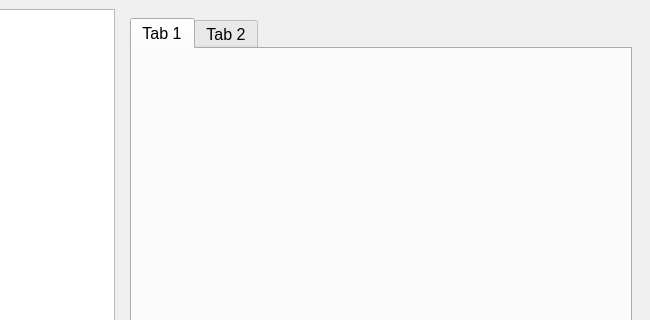
Before: the Qt Designer form arduinoform_corwin.ui in SARL-Engineering/shuttle_gui, drawn with Qt 5; both pictures show x 150 to 800 and y 0 to 320 of the 800 by 600 pixel window.
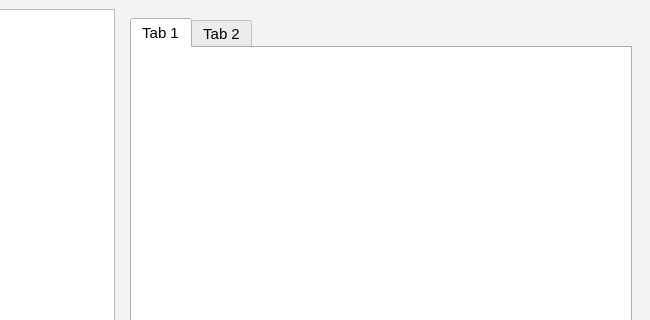
After: the same form once the commit is applied.

Commit message: about to change appearences

Patch:
```diff
--- a/arduinoform_corwin.ui
+++ b/arduinoform_corwin.ui
@@ -16,9 +16,424 @@
     <verstretch>0</verstretch>
    </sizepolicy>
   </property>
+  <property name="palette">
+   <palette>
+    <active>
+     <colorrole role="WindowText">
+      <brush brushstyle="SolidPattern">
+       <color alpha="255">
+        <red>0</red>
+        <green>0</green>
+        <blue>0</blue>
+       </color>
+      </brush>
+     </colorrole>
+     <colorrole role="Button">
+      <brush brushstyle="SolidPattern">
+       <color alpha="255">
+        <red>243</red>
+        <green>243</green>
+        <blue>243</blue>
+       </color>
+      </brush>
+     </colorrole>
+     <colorrole role="Light">
+      <brush brushstyle="SolidPattern">
+       <color alpha="255">
+        <red>255</red>
+        <green>255</green>
+        <blue>255</blue>
+       </color>
+      </brush>
+     </colorrole>
+     <colorrole role="Midlight">
+      <brush brushstyle="SolidPattern">
+       <color alpha="255">
+        <red>249</red>
+        <green>249</green>
+        <blue>249</blue>
+       </color>
+      </brush>
+     </colorrole>
+     <colorrole role="Dark">
+      <brush brushstyle="SolidPattern">
+       <color alpha="255">
+        <red>121</red>
+        <green>121</green>
+        <blue>121</blue>
+       </color>
+      </brush>
+     </colorrole>
+     <colorrole role="Mid">
+      <brush brushstyle="SolidPattern">
+       <color alpha="255">
+        <red>162</red>
+        <green>162</green>
+        <blue>162</blue>
+       </color>
+      </brush>
+     </colorrole>
+     <colorrole role="Text">
+      <brush brushstyle="SolidPattern">
+       <color alpha="255">
+        <red>0</red>
+        <green>0</green>
+        <blue>0</blue>
+       </color>
+      </brush>
+     </colorrole>
+     <colorrole role="BrightText">
+      <brush brushstyle="SolidPattern">
+       <color alpha="255">
+        <red>255</red>
+        <green>255</green>
+        <blue>255</blue>
+       </color>
+      </brush>
+     </colorrole>
+     <colorrole role="ButtonText">
+      <brush brushstyle="SolidPattern">
+       <color alpha="255">
+        <red>0</red>
+        <green>0</green>
+        <blue>0</blue>
+       </color>
+      </brush>
+     </colorrole>
+     <colorrole role="Base">
+      <brush brushstyle="SolidPattern">
+       <color alpha="255">
+        <red>255</red>
+        <green>255</green>
+        <blue>255</blue>
+       </color>
+      </brush>
+     </colorrole>
+     <colorrole role="Window">
+      <brush brushstyle="SolidPattern">
+       <color alpha="255">
+        <red>243</red>
+        <green>243</green>
+        <blue>243</blue>
+       </color>
+      </brush>
+     </colorrole>
+     <colorrole role="Shadow">
+      <brush brushstyle="SolidPattern">
+       <color alpha="255">
+        <red>0</red>
+        <green>0</green>
+        <blue>0</blue>
+       </color>
+      </brush>
+     </colorrole>
+     <colorrole role="AlternateBase">
+      <brush brushstyle="SolidPattern">
+       <color alpha="255">
+        <red>249</red>
+        <green>249</green>
+        <blue>249</blue>
+       </color>
+      </brush>
+     </colorrole>
+     <colorrole role="ToolTipBase">
+      <brush brushstyle="SolidPattern">
+       <color alpha="255">
+        <red>255</red>
+        <green>255</green>
+        <blue>220</blue>
+       </color>
+      </brush>
+     </colorrole>
+     <colorrole role="ToolTipText">
+      <brush brushstyle="SolidPattern">
+       <color alpha="255">
+        <red>0</red>
+        <green>0</green>
+        <blue>0</blue>
+       </color>
+      </brush>
+     </colorrole>
+    </active>
+    <inactive>
+     <colorrole role="WindowText">
+      <brush brushstyle="SolidPattern">
+       <color alpha="255">
+        <red>0</red>
+        <green>0</green>
+        <blue>0</blue>
+       </color>
+      </brush>
+     </colorrole>
+     <colorrole role="Button">
+      <brush brushstyle="SolidPattern">
+       <color alpha="255">
+        <red>243</red>
+        <green>243</green>
+        <blue>243</blue>
+       </color>
+      </brush>
+     </colorrole>
+     <colorrole role="Light">
+      <brush brushstyle="SolidPattern">
+       <color alpha="255">
+        <red>255</red>
+        <green>255</green>
+        <blue>255</blue>
+       </color>
+      </brush>
+     </colorrole>
+     <colorrole role="Midlight">
+      <brush brushstyle="SolidPattern">
+       <color alpha="255">
+        <red>249</red>
+        <green>249</green>
+        <blue>249</blue>
+       </color>
+      </brush>
+     </colorrole>
+     <colorrole role="Dark">
+      <brush brushstyle="SolidPattern">
+       <color alpha="255">
+        <red>121</red>
+        <green>121</green>
+        <blue>121</blue>
+       </color>
+      </brush>
+     </colorrole>
+     <colorrole role="Mid">
+      <brush brushstyle="SolidPattern">
+       <color alpha="255">
+        <red>162</red>
+        <green>162</green>
+        <blue>162</blue>
+       </color>
+      </brush>
+     </colorrole>
+     <colorrole role="Text">
+      <brush brushstyle="SolidPattern">
+       <color alpha="255">
+        <red>0</red>
+        <green>0</green>
+        <blue>0</blue>
+       </color>
+      </brush>
+     </colorrole>
+     <colorrole role="BrightText">
+      <brush brushstyle="SolidPattern">
+       <color alpha="255">
+        <red>255</red>
+        <green>255</green>
+        <blue>255</blue>
+       </color>
+      </brush>
+     </colorrole>
+     <colorrole role="ButtonText">
+      <brush brushstyle="SolidPattern">
+       <color alpha="255">
+        <red>0</red>
+        <green>0</green>
+        <blue>0</blue>
+       </color>
+      </brush>
+     </colorrole>
+     <colorrole role="Base">
+      <brush brushstyle="SolidPattern">
+       <color alpha="255">
+        <red>255</red>
+        <green>255</green>
+        <blue>255</blue>
+       </color>
+      </brush>
+     </colorrole>
+     <colorrole role="Window">
+      <brush brushstyle="SolidPattern">
+       <color alpha="255">
+        <red>243</red>
+        <green>243</green>
+        <blue>243</blue>
+       </color>
+      </brush>
+     </colorrole>
+     <colorrole role="Shadow">
+      <brush brushstyle="SolidPattern">
+       <color alpha="255">
+        <red>0</red>
+        <green>0</green>
+        <blue>0</blue>
+       </color>
+      </brush>
+     </colorrole>
+     <colorrole role="AlternateBase">
+      <brush brushstyle="SolidPattern">
+       <color alpha="255">
+        <red>249</red>
+        <green>249</green>
+        <blue>249</blue>
+       </color>
+      </brush>
+     </colorrole>
+     <colorrole role="ToolTipBase">
+      <brush brushstyle="SolidPattern">
+       <color alpha="255">
+        <red>255</red>
+        <green>255</green>
+        <blue>220</blue>
+       </color>
+      </brush>
+     </colorrole>
+     <colorrole role="ToolTipText">
+      <brush brushstyle="SolidPattern">
+       <color alpha="255">
+        <red>0</red>
+        <green>0</green>
+        <blue>0</blue>
+       </color>
+      </brush>
+     </colorrole>
+    </inactive>
+    <disabled>
+     <colorrole role="WindowText">
+      <brush brushstyle="SolidPattern">
+       <color alpha="255">
+        <red>121</red>
+        <green>121</green>
+        <blue>121</blue>
+       </color>
+      </brush>
+     </colorrole>
+     <colorrole role="Button">
+      <brush brushstyle="SolidPattern">
+       <color alpha="255">
+        <red>243</red>
+        <green>243</green>
+        <blue>243</blue>
+       </color>
+      </brush>
+     </colorrole>
+     <colorrole role="Light">
+      <brush brushstyle="SolidPattern">
+       <color alpha="255">
+        <red>255</red>
+        <green>255</green>
+        <blue>255</blue>
+       </color>
+      </brush>
+     </colorrole>
+     <colorrole role="Midlight">
+      <brush brushstyle="SolidPattern">
+       <color alpha="255">
+        <red>249</red>
+        <green>249</green>
+        <blue>249</blue>
+       </color>
+      </brush>
+     </colorrole>
+     <colorrole role="Dark">
+      <brush brushstyle="SolidPattern">
+       <color alpha="255">
+        <red>121</red>
+        <green>121</green>
+        <blue>121</blue>
+       </color>
+      </brush>
+     </colorrole>
+     <colorrole role="Mid">
+      <brush brushstyle="SolidPattern">
+       <color alpha="255">
+        <red>162</red>
+        <green>162</green>
+        <blue>162</blue>
+       </color>
+      </brush>
+     </colorrole>
+     <colorrole role="Text">
+      <brush brushstyle="SolidPattern">
+       <color alpha="255">
+        <red>121</red>
+        <green>121</green>
+        <blue>121</blue>
+       </color>
+      </brush>
+     </colorrole>
+     <colorrole role="BrightText">
+      <brush brushstyle="SolidPattern">
+       <color alpha="255">
+        <red>255</red>
+        <green>255</green>
+        <blue>255</blue>
+       </color>
+      </brush>
+     </colorrole>
+     <colorrole role="ButtonText">
+      <brush brushstyle="SolidPattern">
+       <color alpha="255">
+        <red>121</red>
+        <green>121</green>
+        <blue>121</blue>
+       </color>
+      </brush>
+     </colorrole>
+     <colorrole role="Base">
+      <brush brushstyle="SolidPattern">
+       <color alpha="255">
+        <red>243</red>
+        <green>243</green>
+        <blue>243</blue>
+       </color>
+      </brush>
+     </colorrole>
+     <colorrole role="Window">
+      <brush brushstyle="SolidPattern">
+       <color alpha="255">
+        <red>243</red>
+        <green>243</green>
+        <blue>243</blue>
+       </color>
+      </brush>
+     </colorrole>
+     <colorrole role="Shadow">
+      <brush brushstyle="SolidPattern">
+       <color alpha="255">
+        <red>0</red>
+        <green>0</green>
+        <blue>0</blue>
+       </color>
+      </brush>
+     </colorrole>
+     <colorrole role="AlternateBase">
+      <brush brushstyle="SolidPattern">
+       <color alpha="255">
+        <red>243</red>
+        <green>243</green>
+        <blue>243</blue>
+       </color>
+      </brush>
+     </colorrole>
+     <colorrole role="ToolTipBase">
+      <brush brushstyle="SolidPattern">
+       <color alpha="255">
+        <red>255</red>
+        <green>255</green>
+        <blue>220</blue>
+       </color>
+      </brush>
+     </colorrole>
+     <colorrole role="ToolTipText">
+      <brush brushstyle="SolidPattern">
+       <color alpha="255">
+        <red>0</red>
+        <green>0</green>
+        <blue>0</blue>
+       </color>
+      </brush>
+     </colorrole>
+    </disabled>
+   </palette>
+  </property>
   <property name="font">
    <font>
-    <pointsize>12</pointsize>
+    <pointsize>11</pointsize>
    </font>
   </property>
   <property name="windowTitle">
```
